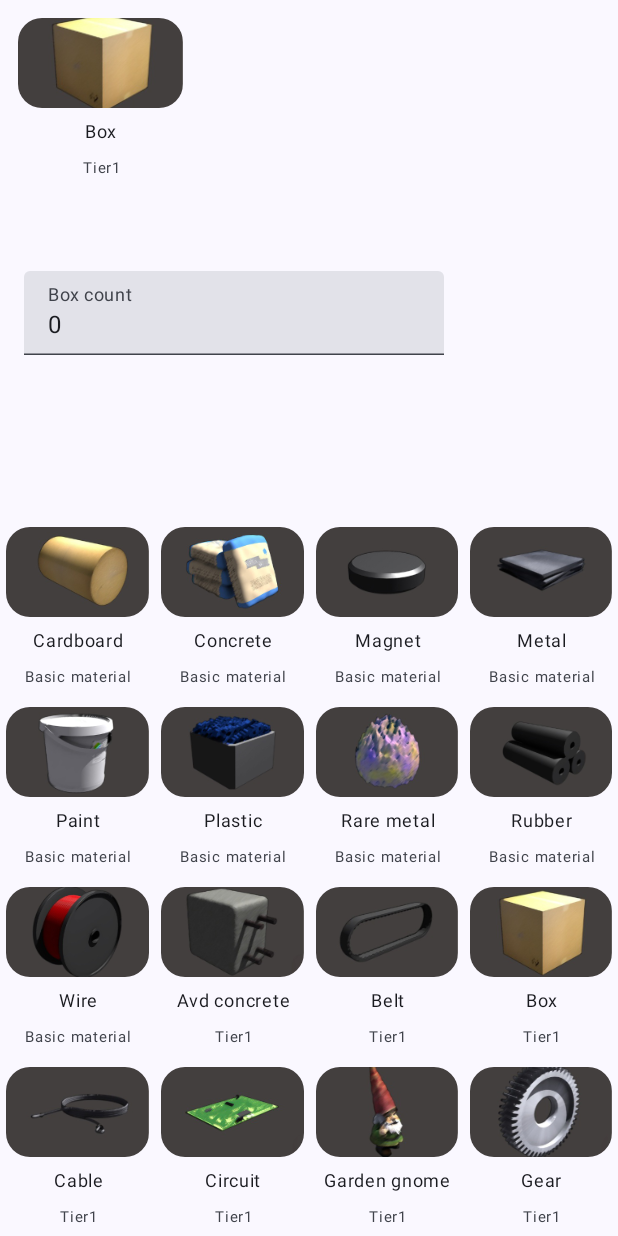
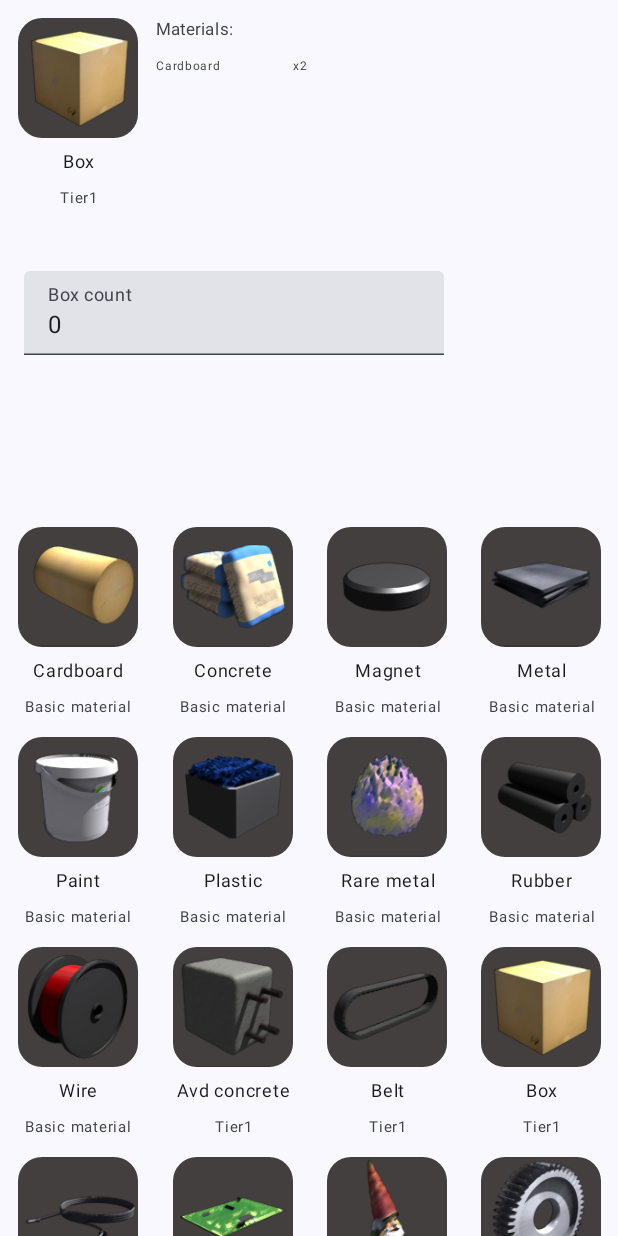
Before and after one commit to sbajt/factory, an Android app built with Jetpack Compose: the screen it shows after launch (MainActivity), after a tap on "Box", on a phone screen of 412 x 824 dp. Run offline under Robolectric (Android 15) with nearby library versions, the phone set to English and light mode, and no system bars; 2 other taps on this screen came first.

Commit message:
Enhance UI for selected item details and materials
This commit introduces several UI improvements and logic updates related to displaying selected item information and its building materials:

- **ViewModel Logic:**
    - `MainScreenViewModel`: Updated `onItemSelected` logic to set `selectedItemCount` to 1 when a new item is selected (if a previous item was already selected) and to 0 if no item was previously selected.
- **UI State Updates:**
    - `DescriptionSectionUiState`: Added `selectedItemCount` to display the count of the selected item, primarily for calculating total material costs.
    - `ItemUiState`: Now includes a `buildingMaterials` list, mapped from `ItemDomain`.
- **Composable Enhancements:**
    - `DescriptionSection`:
        - Displays "Materials:" heading.
        - Lists building materials with their names and calculated total counts (material count * selected item count).
        - Shows "No materials" if the selected item has no building materials.
        - Improved layout with `Arrangement.Start` for the main row and fixed width for the material list.
    - `InputSection`: Now only displays the `TextField` for item count if an item is actually selected.
    - `ItemView`: Image size changed to `80.dp` and `contentScale` to `ContentScale.FillHeight` for better aspect ratio.
- **Mapper Updates:**
    - `MainScreenMapper`:
        - `mapToUiState`: Populates `selectedItemCount` in `DescriptionSectionUiState`.
        - `toUiState` (for `ItemDomain`): Maps `buildMaterials` to `BuildingMaterialUiState` for `ItemUiState`.
- **Preview Updates:**
    - `MainScreenPreviewProvider`: Adjusted mock data to reflect new UI states and to use a shared `mockItemUiStateList()` function.
    - `MainScreen.kt`: `MainScreenPreview` now uses the `uiState` from the `PreviewParameter`.
    - `DescriptionSection.kt`: Preview now uses `mockEmptyItemUiState()` for a cleaner default state.

```diff
--- a/app/src/main/java/com/sbajt/matscounter/ui/MainScreenViewModel.kt
+++ b/app/src/main/java/com/sbajt/matscounter/ui/MainScreenViewModel.kt
@@ -61,10 +61,10 @@ class MainScreenViewModel : ViewModel(), KoinComponent {
                 val selectedItem =
                     list.firstOrNull { it.name == selectedItemName && it.groupType == selectedItemGroupType?.ordinal }
                         ?.toUiState()
-                val selectedItemCount: Int = if (selectedItem != uiState.selectedItem) {
-                    0
-                } else {
-                    uiState.itemCount
+                val selectedItemCount: Int = when {
+                    selectedItem != uiState.selectedItem && uiState.selectedItem != null -> 1
+                    uiState.selectedItem == null -> 0
+                    else -> uiState.itemCount
                 }
                 uiState.copy(
                     selectedItem = selectedItem,
--- a/app/src/main/java/com/sbajt/matscounter/ui/composables/DescriptionSection.kt
+++ b/app/src/main/java/com/sbajt/matscounter/ui/composables/DescriptionSection.kt
@@ -1,13 +1,16 @@
 package com.sbajt.matscounter.ui.composables
 
+import androidx.compose.foundation.layout.Arrangement
 import androidx.compose.foundation.layout.Column
 import androidx.compose.foundation.layout.Row
 import androidx.compose.foundation.layout.padding
+import androidx.compose.foundation.layout.width
 import androidx.compose.foundation.lazy.LazyColumn
 import androidx.compose.material3.MaterialTheme
 import androidx.compose.material3.Text
 import androidx.compose.runtime.Composable
 import androidx.compose.runtime.remember
+import androidx.compose.ui.Alignment
 import androidx.compose.ui.Modifier
 import androidx.compose.ui.text.font.FontFamily
 import androidx.compose.ui.text.style.TextAlign
@@ -22,37 +25,57 @@ fun DescriptionSection(
     uiState: DescriptionSectionUiState,
     modifier: Modifier = Modifier
 ) {
-    Row(modifier = modifier) {
+    Row(modifier = modifier, horizontalArrangement = Arrangement.Start) {
         ItemView(
             modifier = Modifier.padding(start = 8.dp, top = 8.dp),
             uiState = uiState.selectedItem,
             onItemSelected = { _, _ -> },
         )
-        if (uiState.selectedItem?.buildingMaterials?.isNotEmpty() == true) {
         Column(modifier = Modifier.padding(8.dp)) {
             Text(
-                    textAlign = TextAlign.Center,
                 fontFamily = FontFamily.SansSerif,
                 color = MaterialTheme.colorScheme.onSurfaceVariant,
                 fontSize = 11.sp,
                 text = remember { "Materials:" },
             )
+            if (uiState.selectedItem?.buildingMaterials?.isNotEmpty() == true) {
                 LazyColumn {
                     items(
                         count = uiState.selectedItem.buildingMaterials.size,
                         key = { index -> index }
                     ) { index ->
+                        Row(
+                            modifier = Modifier.width(100.dp)
+                        ) {
+                            Text(
+                                modifier = Modifier.weight(0.5f),
+                                fontFamily = FontFamily.SansSerif,
+                                color = MaterialTheme.colorScheme.onSurfaceVariant,
+                                fontSize = 8.sp,
+                                text = remember(key1 = "buildingMaterialKey_$index") {
+                                    "${uiState.selectedItem.buildingMaterials[index].name}"
+                                }
+                            )
+                            Text(
+                                modifier = Modifier.weight(0.5f),
+                                textAlign = TextAlign.End,
+                                fontFamily = FontFamily.SansSerif,
+                                color = MaterialTheme.colorScheme.onSurfaceVariant,
+                                fontSize = 8.sp,
+                                text = remember(key1 = "countKey_$index") {
+                                    "x${uiState.selectedItem.buildingMaterials[index].count * uiState.selectedItemCount}"
+                                }
+                            )
+                        }
+                    }
+                }
+            } else {
                 Text(
                     fontFamily = FontFamily.SansSerif,
                     color = MaterialTheme.colorScheme.onSurfaceVariant,
                     fontSize = 8.sp,
-                            text = remember(key1 = "buildingMaterialKey_$index")
-                            { "${uiState.selectedItem.buildingMaterials[index].name}" +
-                                    "    " +
-                                    "x${uiState.selectedItem.buildingMaterials[index].count}" }
+                    text = remember { "No materials" },
                 )
-                    }
-                }
             }
         }
     }
@@ -69,5 +92,5 @@ fun DescriptionSectionPreview() {
 }
 
 fun mockDescriptionSectionUiState() = DescriptionSectionUiState(
-    selectedItem = mockItemUiState()
+    selectedItem = mockEmptyItemUiState()
 )
--- a/app/src/main/java/com/sbajt/matscounter/ui/composables/InputSection.kt
+++ b/app/src/main/java/com/sbajt/matscounter/ui/composables/InputSection.kt
@@ -6,6 +6,7 @@ import androidx.compose.foundation.text.KeyboardOptions
 import androidx.compose.material3.Text
 import androidx.compose.material3.TextField
 import androidx.compose.runtime.Composable
+import androidx.compose.runtime.remember
 import androidx.compose.ui.Modifier
 import androidx.compose.ui.text.input.KeyboardType
 import androidx.compose.ui.tooling.preview.Preview
@@ -22,13 +23,13 @@ fun InputSection(
     Box(
         modifier = modifier.padding(16.dp)
     ) {
-        val currentCount = uiState?.itemCount?.toString() ?: "0"
+        if (uiState?.selectedItem != null) {
             TextField(
                 modifier = modifier,
                 label = {
-                Text(text = "${uiState?.selectedItem?.name ?: "-"} count")
+                    Text(text = "${uiState.selectedItem.name} count")
                 },
-            value = currentCount,
+                value = remember { uiState.itemCount.toString() },
                 singleLine = true,
                 keyboardOptions = KeyboardOptions(keyboardType = KeyboardType.Number),
                 onValueChange = { newItemCount ->
@@ -39,6 +40,7 @@ fun InputSection(
                     }
                 }
             )
+        }
     }
 }
 
--- a/app/src/main/java/com/sbajt/matscounter/ui/composables/ItemView.kt
+++ b/app/src/main/java/com/sbajt/matscounter/ui/composables/ItemView.kt
@@ -49,12 +49,12 @@ fun ItemView(
             modifier = Modifier
                 .padding(4.dp)
                 .clip(shape = RoundedCornerShape(16.dp))
-                .size(width = 110.dp, height = 60.dp),
+                .size(80.dp),
             model = "file:///android_asset/images/${uiState?.imageName}.jpg",
             contentDescription = uiState?.name ?: "Item Icon",
             placeholder = painterResource(id = R.drawable.ic_menu_gallery),
             error = painterResource(id = R.drawable.ic_dialog_alert),
-            contentScale = ContentScale.FillWidth,
+            contentScale = ContentScale.FillHeight,
         )
         Text(
             textAlign = TextAlign.Center,
--- a/app/src/main/java/com/sbajt/matscounter/ui/mappers/MainScreenMapper.kt
+++ b/app/src/main/java/com/sbajt/matscounter/ui/mappers/MainScreenMapper.kt
@@ -1,12 +1,15 @@
 package com.sbajt.matscounter.ui.mappers
 
 import com.sbajt.matscounter.domain.models.ItemDomain
+import com.sbajt.matscounter.ui.models.BuildingMaterialUiState
 import com.sbajt.matscounter.ui.models.DescriptionSectionUiState
 import com.sbajt.matscounter.ui.models.InputSectionUiState
 import com.sbajt.matscounter.ui.models.ItemGroupType
 import com.sbajt.matscounter.ui.models.ItemUiState
 import com.sbajt.matscounter.ui.models.MainScreenUiState
+import kotlinx.collections.immutable.persistentListOf
 import kotlinx.collections.immutable.toImmutableList
+import kotlinx.collections.immutable.toPersistentList
 
 class MainScreenMapper {
 
@@ -14,7 +17,8 @@ class MainScreenMapper {
     fun mapToUiState(inputData: InputData): MainScreenUiState = with(inputData) {
         MainScreenUiState.Content(
             descriptionUiState = DescriptionSectionUiState(
-                selectedItem = selectedItem
+                selectedItem = selectedItem,
+                selectedItemCount = selectedItemCount,
             ),
             inputSectionUiState = InputSectionUiState(
                 selectedItem = selectedItem,
@@ -40,6 +44,12 @@ fun ItemDomain?.toUiState() = ItemUiState(
     name = this?.name ?: "",
     imageName = this?.imageName ?: "",
     groupType = this?.groupType.mapToGroupType(),
+    buildingMaterials = this?.buildMaterials?.map {
+        BuildingMaterialUiState(
+            name = it.name,
+            count = it.count,
+        )
+    }?.toPersistentList() ?: persistentListOf()
 )
 
 private fun Int?.mapToGroupType(): ItemGroupType = ItemGroupType.entries
--- a/app/src/main/java/com/sbajt/matscounter/ui/models/UiStates.kt
+++ b/app/src/main/java/com/sbajt/matscounter/ui/models/UiStates.kt
@@ -4,7 +4,8 @@ import kotlinx.collections.immutable.ImmutableList
 import kotlinx.collections.immutable.persistentListOf
 
 data class DescriptionSectionUiState(
-    val selectedItem: ItemUiState? = null
+    val selectedItem: ItemUiState? = null,
+    val selectedItemCount: Int = 0
 )
 
 data class InputSectionUiState(
```
Also changed, not shown: app/src/main/java/com/sbajt/matscounter/ui/composables/MainScreen.kt (+1 -10 lines), app/src/main/java/com/sbajt/matscounter/ui/composables/MainScreenPreviewProvider.kt (+4 -17 lines). Lines whose indentation alone changed are shown as unchanged.
